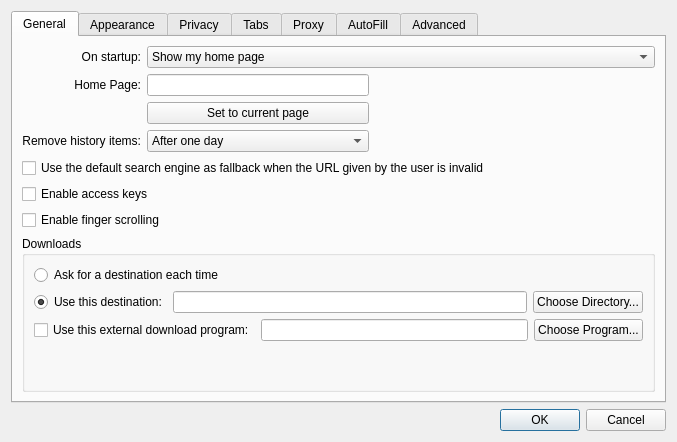
gabrys/arora-mini, file src/settings.ui: the form before one commit.
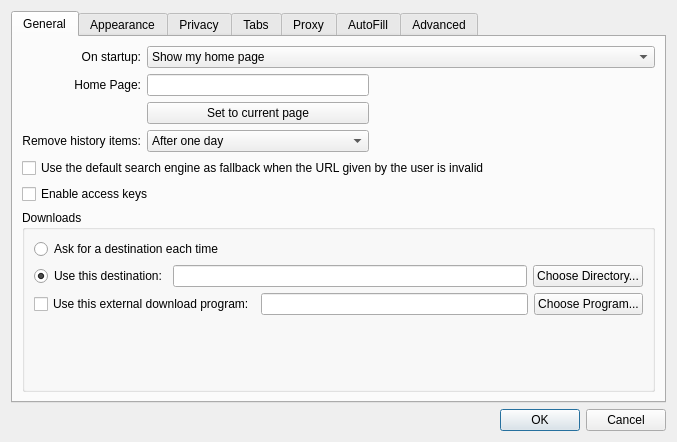
The form after the commit. The open tabs and pages were chosen to show the change.

Commit message:
Revert "Merge branch 'finger-scrolling' into mini-gui"
This reverts commit 102a64ece1f0f3b15854151f5094cdb7c509289b, reversing
changes made to a234cfe6bc8c53775d72e3fe3a190b1db2da61d1.

Diff of the .ui file:
```diff
--- a/src/settings.ui
+++ b/src/settings.ui
@@ -167,13 +167,6 @@
         </widget>
        </item>
        <item row="6" column="0" colspan="3">
-        <widget class="QCheckBox" name="enableFingerScrolling">
-         <property name="text">
-          <string>Enable finger scrolling</string>
-         </property>
-        </widget>
-       </item>
-       <item row="7" column="0" colspan="3">
         <widget class="QGroupBox" name="groupBox_2">
          <property name="title">
           <string>Downloads</string>
```
The commit also changes 6 other files.
